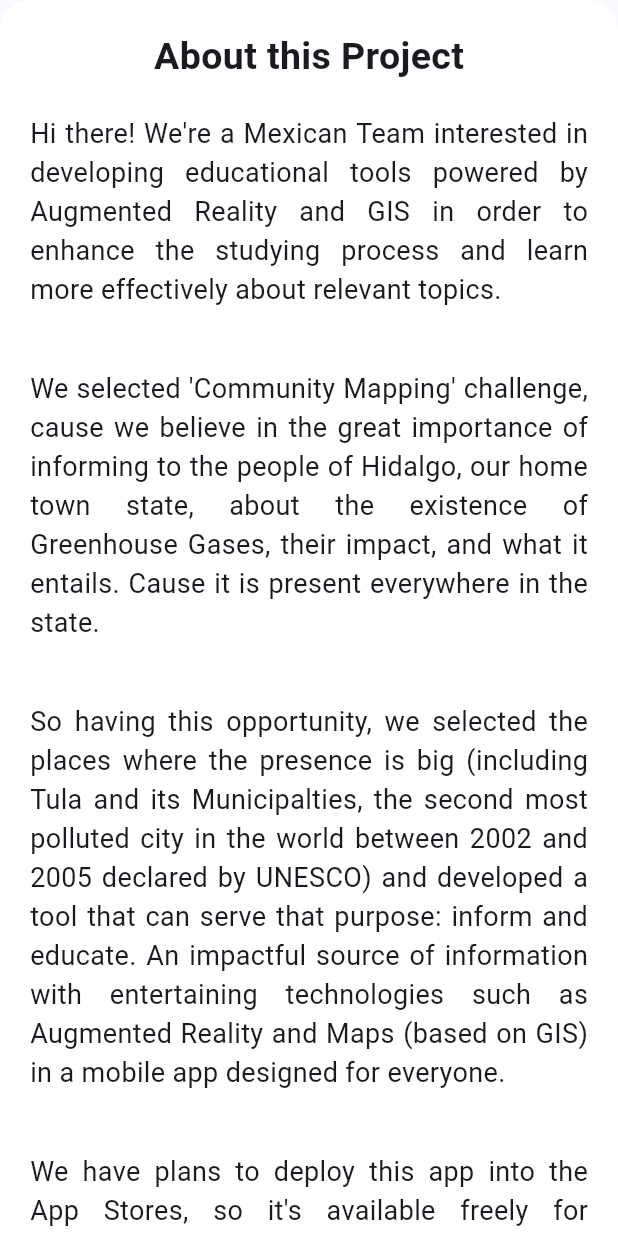
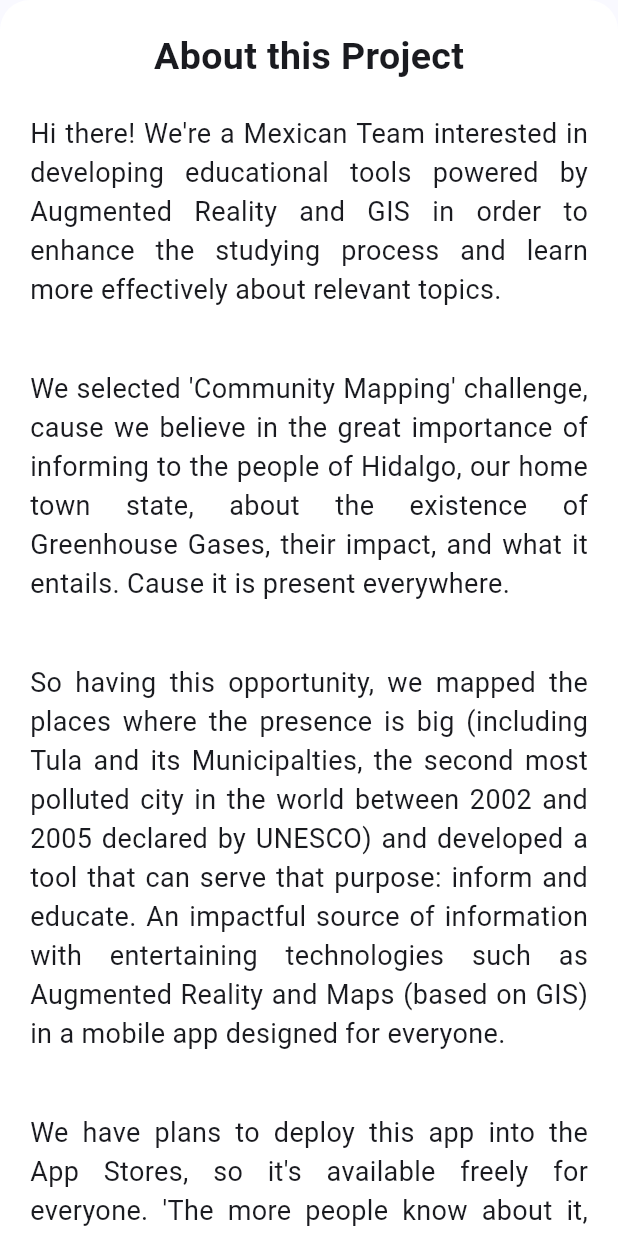
Before and after one commit to Kasuteryon/community_maps, a Flutter app: the AboutPage widget shown alone on an empty page, opened directly, on a phone screen of 412 x 824 dp. Run offline on Flutter 3.47's test engine with Material 3 defaults, Android fonts, the phone set to English and light mode, and no system bars; our stand-ins replace full_screen_image, google_maps_flutter; missing offline and left inert: ar_flutter_plugin.

Commit message:
fixed about page

```diff
--- a/lib/presentation/pages/home/about.dart
+++ b/lib/presentation/pages/home/about.dart
@@ -33,7 +33,7 @@ class AboutPage extends StatelessWidget {
             Container(
               margin: const EdgeInsets.all(20),
               child: const Text(
-                "We selected 'Community Mapping' challenge, cause we believe in the great importance of informing to the people of Hidalgo, our home town state, about the existence of Greenhouse Gases, their impact, and what it entails. Cause it is present everywhere in the state.",
+                "We selected 'Community Mapping' challenge, cause we believe in the great importance of informing to the people of Hidalgo, our home town state, about the existence of Greenhouse Gases, their impact, and what it entails. Cause it is present everywhere.",
                 style: TextStyle(fontSize: 18, fontWeight: FontWeight.normal),
                 textAlign: TextAlign.justify,
               ),
@@ -41,7 +41,7 @@ class AboutPage extends StatelessWidget {
             Container(
               margin: const EdgeInsets.all(20),
               child: const Text(
-                "So having this opportunity, we selected the places where the presence is big (including Tula and its Municipalties, the second most polluted city in the world between 2002 and 2005 declared by UNESCO) and developed a tool that can serve that purpose: inform and educate. An impactful source of information with entertaining technologies such as Augmented Reality and Maps (based on GIS) in a mobile app designed for everyone.",
+                "So having this opportunity, we mapped the places where the presence is big (including Tula and its Municipalties, the second most polluted city in the world between 2002 and 2005 declared by UNESCO) and developed a tool that can serve that purpose: inform and educate. An impactful source of information with entertaining technologies such as Augmented Reality and Maps (based on GIS) in a mobile app designed for everyone.",
                 style: TextStyle(fontSize: 18, fontWeight: FontWeight.normal),
                 textAlign: TextAlign.justify,
               ),
```
